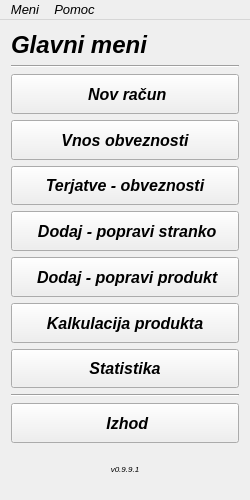
The window that mainwindow.ui (MaxMaxy/racun) describes before a commit, drawn with Qt 5.
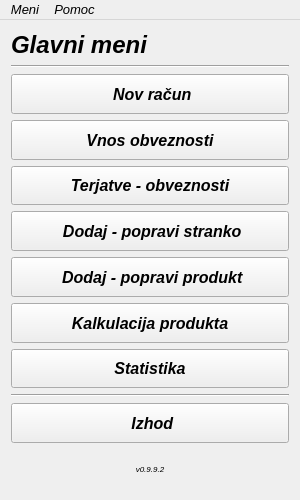
The same window after the commit. Icons and pictures are not drawn.

```diff
--- a/mainwindow.ui
+++ b/mainwindow.ui
@@ -6,7 +6,7 @@
    <rect>
     <x>0</x>
     <y>0</y>
-    <width>250</width>
+    <width>300</width>
     <height>500</height>
    </rect>
   </property>
@@ -18,13 +18,13 @@
   </property>
   <property name="minimumSize">
    <size>
-    <width>250</width>
+    <width>300</width>
     <height>500</height>
    </size>
   </property>
   <property name="maximumSize">
    <size>
-    <width>250</width>
+    <width>300</width>
     <height>500</height>
    </size>
   </property>
@@ -353,7 +353,7 @@
          <enum>QFrame::Raised</enum>
         </property>
         <property name="text">
-         <string>v0.9.9.1</string>
+         <string>v0.9.9.2</string>
         </property>
         <property name="textFormat">
          <enum>Qt::AutoText</enum>
@@ -385,8 +385,8 @@
     <rect>
      <x>0</x>
      <y>0</y>
-     <width>250</width>
-     <height>21</height>
+     <width>300</width>
+     <height>25</height>
     </rect>
    </property>
    <widget class="QMenu" name="menuStart">
```
